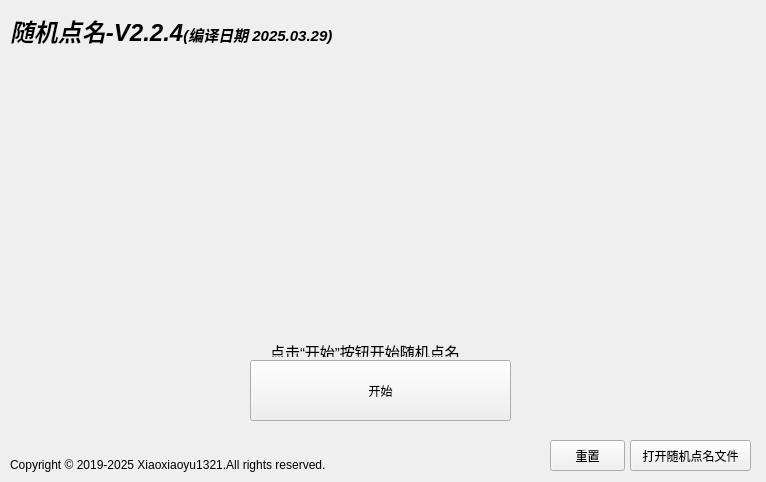
Above: bin/main.ui from Xiaoxiaoyu1321/Random-roll-call before the change. Below: the same form after it.
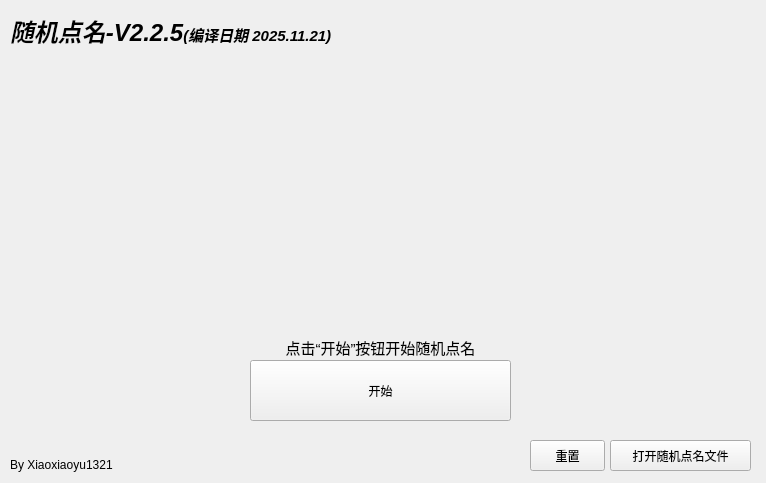
That is the form after the change. Custom widgets are drawn as their Qt base class.

Diff of the .ui file:
```diff
--- a/bin/main.ui
+++ b/bin/main.ui
@@ -7,7 +7,7 @@
     <x>0</x>
     <y>0</y>
     <width>766</width>
-    <height>482</height>
+    <height>483</height>
    </rect>
   </property>
   <property name="windowTitle">
@@ -24,21 +24,27 @@
      </rect>
     </property>
     <property name="text">
-     <string>&lt;html&gt;&lt;head/&gt;&lt;body&gt;&lt;p&gt;&lt;span style=&quot; font-size:18pt; font-weight:600; font-style:italic;&quot;&gt;随机点名-V2.2.4&lt;/span&gt;&lt;span style=&quot; font-size:11pt; font-weight:600; font-style:italic;&quot;&gt;(编译日期 2025.03.29)&lt;/span&gt;&lt;/p&gt;&lt;/body&gt;&lt;/html&gt;</string>
+     <string>&lt;html&gt;&lt;head/&gt;&lt;body&gt;&lt;p&gt;&lt;span style=&quot; font-size:18pt; font-weight:600; font-style:italic;&quot;&gt;随机点名-V2.2.5&lt;/span&gt;&lt;span style=&quot; font-size:11pt; font-weight:600; font-style:italic;&quot;&gt;(编译日期 2025.11.21)&lt;/span&gt;&lt;/p&gt;&lt;/body&gt;&lt;/html&gt;</string>
     </property>
    </widget>
    <widget class="QLabel" name="label_2">
     <property name="geometry">
      <rect>
-      <x>270</x>
-      <y>340</y>
-      <width>210</width>
-      <height>17</height>
+      <x>240</x>
+      <y>336</y>
+      <width>281</width>
+      <height>21</height>
      </rect>
     </property>
+    <property name="layoutDirection">
+     <enum>Qt::LeftToRight</enum>
+    </property>
     <property name="text">
      <string>&lt;html&gt;&lt;head/&gt;&lt;body&gt;&lt;p&gt;&lt;span style=&quot; font-size:11pt;&quot;&gt;点击“开始”按钮开始随机点名&lt;/span&gt;&lt;/p&gt;&lt;/body&gt;&lt;/html&gt;</string>
     </property>
+    <property name="alignment">
+     <set>Qt::AlignCenter</set>
+    </property>
    </widget>
    <widget class="QPushButton" name="Start_button">
     <property name="geometry">
@@ -56,9 +62,9 @@
    <widget class="QPushButton" name="OpenFile_button">
     <property name="geometry">
      <rect>
-      <x>630</x>
+      <x>610</x>
       <y>440</y>
-      <width>121</width>
+      <width>141</width>
       <height>31</height>
      </rect>
     </property>
@@ -96,12 +102,12 @@
      <rect>
       <x>10</x>
       <y>450</y>
-      <width>391</width>
+      <width>131</width>
       <height>31</height>
      </rect>
     </property>
     <property name="text">
-     <string>&lt;html&gt;&lt;head/&gt;&lt;body&gt;&lt;p&gt;&lt;span style=&quot; font-family:'思源黑体 CN Light','sans-serif';&quot;&gt;Copyright © 2019-2025 Xiaoxiaoyu1321.All rights reserved.&lt;/span&gt;&lt;/p&gt;&lt;/body&gt;&lt;/html&gt;</string>
+     <string>&lt;html&gt;&lt;head/&gt;&lt;body&gt;&lt;p&gt;&lt;span style=&quot; font-family:'思源黑体 CN Light','sans-serif';&quot;&gt;By Xiaoxiaoyu1321&lt;/span&gt;&lt;/p&gt;&lt;/body&gt;&lt;/html&gt;</string>
     </property>
    </widget>
    <widget class="QLabel" name="status_label">
@@ -120,7 +126,7 @@
    <widget class="QPushButton" name="Reset_Button">
     <property name="geometry">
      <rect>
-      <x>550</x>
+      <x>530</x>
       <y>440</y>
       <width>75</width>
       <height>31</height>
@@ -132,6 +138,13 @@
    </widget>
   </widget>
  </widget>
+ <customwidgets>
+  <customwidget>
+   <class>PushButton</class>
+   <extends>QPushButton</extends>
+   <header location="global">qfluentwidgets</header>
+  </customwidget>
+ </customwidgets>
  <resources/>
  <connections/>
 </ui>
```
Left out of the diff: 6 changed lines with no effect on the pictures.
